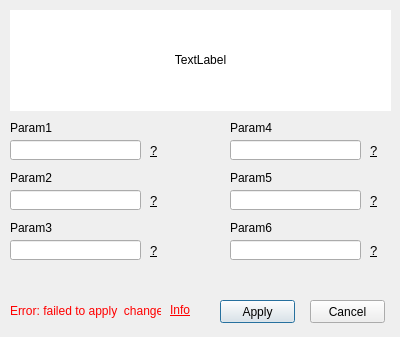
First picture: the form in App/Simulator_App/ui/plant_editor.ui, repository DanielMontoyaR/Toolbox-de-Simulaci-n-para-An-lisis-de-Se-ales-Mixtas, before the edit.
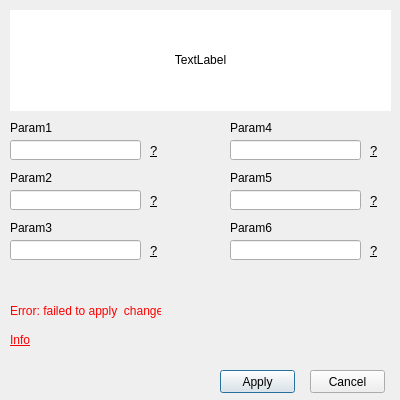
Second picture: the form after the edit.

Commit message: update: Control Editor, Input Editor, Sensor Editor and Plant editor reshape (interfaces are now 400x400)

The edit to the form file:
```diff
--- a/App/Simulator_App/ui/plant_editor.ui
+++ b/App/Simulator_App/ui/plant_editor.ui
@@ -2,26 +2,34 @@
 <ui version="4.0">
  <class>Dialog</class>
  <widget class="QDialog" name="Dialog">
+  <property name="enabled">
+   <bool>true</bool>
+  </property>
   <property name="geometry">
    <rect>
     <x>0</x>
     <y>0</y>
     <width>400</width>
-    <height>337</height>
+    <height>400</height>
    </rect>
   </property>
   <property name="minimumSize">
    <size>
     <width>400</width>
-    <height>337</height>
+    <height>400</height>
    </size>
   </property>
   <property name="maximumSize">
    <size>
     <width>400</width>
-    <height>337</height>
+    <height>400</height>
    </size>
   </property>
+  <property name="font">
+   <font>
+    <kerning>true</kerning>
+   </font>
+  </property>
   <property name="windowTitle">
    <string>Dialog</string>
   </property>
@@ -29,7 +37,7 @@
    <property name="geometry">
     <rect>
      <x>220</x>
-     <y>300</y>
+     <y>370</y>
      <width>75</width>
      <height>23</height>
     </rect>
@@ -42,7 +50,7 @@
    <property name="geometry">
     <rect>
      <x>310</x>
-     <y>300</y>
+     <y>370</y>
      <width>75</width>
      <height>23</height>
     </rect>
@@ -115,7 +123,7 @@
     <rect>
      <x>150</x>
      <y>140</y>
-     <width>16</width>
+     <width>31</width>
      <height>21</height>
     </rect>
    </property>
@@ -141,7 +149,7 @@
     <rect>
      <x>150</x>
      <y>240</y>
-     <width>16</width>
+     <width>31</width>
      <height>21</height>
     </rect>
    </property>
@@ -167,7 +175,7 @@
     <rect>
      <x>150</x>
      <y>190</y>
-     <width>16</width>
+     <width>31</width>
      <height>21</height>
     </rect>
    </property>
@@ -203,7 +211,7 @@
     <rect>
      <x>370</x>
      <y>190</y>
-     <width>16</width>
+     <width>31</width>
      <height>21</height>
     </rect>
    </property>
@@ -239,7 +247,7 @@
     <rect>
      <x>370</x>
      <y>240</y>
-     <width>16</width>
+     <width>31</width>
      <height>21</height>
     </rect>
    </property>
@@ -262,7 +270,7 @@
     <rect>
      <x>370</x>
      <y>140</y>
-     <width>16</width>
+     <width>31</width>
      <height>21</height>
     </rect>
    </property>
@@ -302,8 +310,8 @@
   <widget class="QLabel" name="errorLabelInfo">
    <property name="geometry">
     <rect>
-     <x>170</x>
-     <y>300</y>
+     <x>10</x>
+     <y>330</y>
      <width>47</width>
      <height>20</height>
     </rect>
```
The commit also changes 5 other files.
